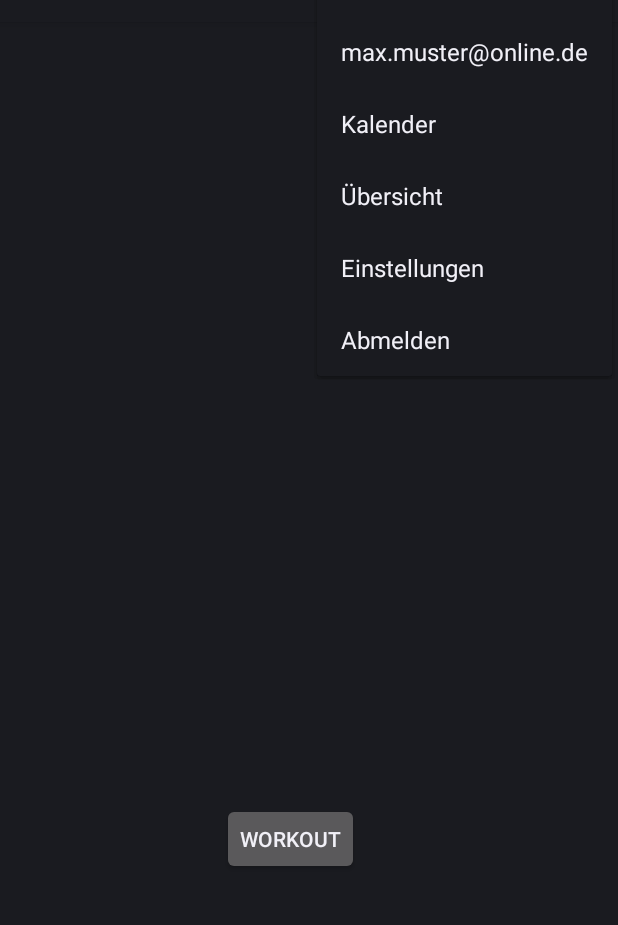
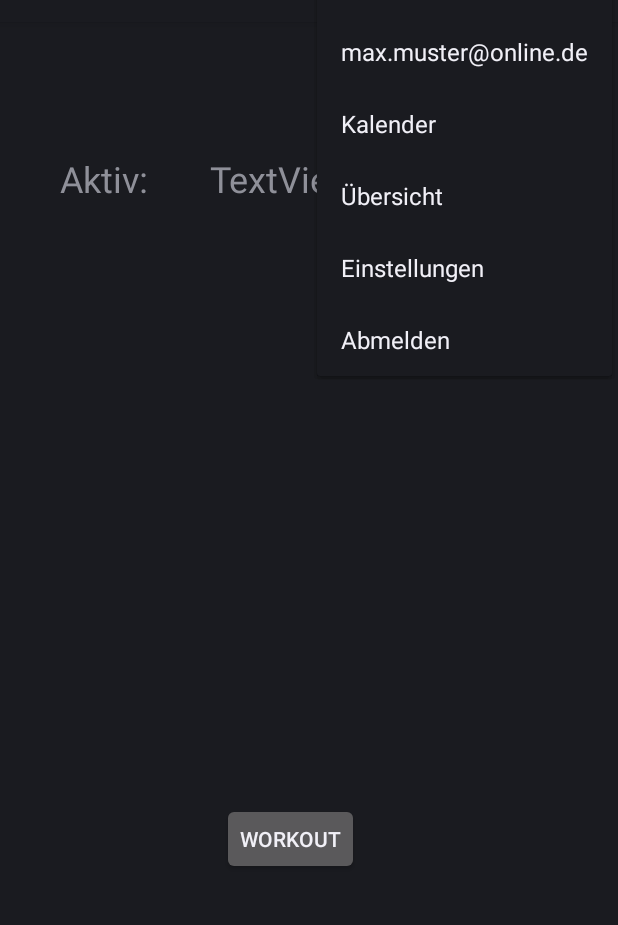
Before and after one commit to Roy0815/MyGainzApp, an Android app: the screen it shows after launch (MainActivity), with the options menu open, on a phone screen of 412 x 824 dp, the part 62-987 px from its top. Run offline under Robolectric (Android 15) with nearby library versions, the phone set to English and light mode, and no system bars.

Commit message:
Merged Micha und Henny

```diff
--- a/app/src/main/java/p/d064905/mygainzapp/MainActivity.java
+++ b/app/src/main/java/p/d064905/mygainzapp/MainActivity.java
@@ -15,6 +15,7 @@ import android.widget.ArrayAdapter;
 import android.widget.ListView;
 import android.widget.PopupMenu;
 import android.widget.ScrollView;
+import android.widget.TextView;
 import android.widget.Toolbar;
 
 import java.util.ArrayList;
@@ -22,22 +23,23 @@ import java.util.ArrayList;
 import static android.support.v4.view.WindowCompat.FEATURE_ACTION_BAR;
 
 public class MainActivity extends Activity implements AdapterView.OnItemClickListener {
-
-    ListView wActive;
-    ArrayList<Plan>  mArray;
-    ArrayAdapter<Plan>  mAdapter;
+    TextView wActive;
+    PlanSync Ps;
 
     @Override
     protected void onCreate(Bundle savedInstanceState) {
         super.onCreate(savedInstanceState);
         setContentView(R.layout.activity_main);
 
+        setContentView(R.layout.activity_main);
         wActive = findViewById(R.id.AW);
-        mArray = new ArrayList<>();
-        mAdapter= new ArrayAdapter<>(this,android.R.layout.simple_list_item_1,mArray);
-        wActive.setAdapter(mAdapter);
-        wActive.setOnItemClickListener(this);
+        onRefresh();
 
+    }
+
+    public void onRefresh() {
+        Ps = new PlanSync(wActive);
+        Ps.execute("https://mygainzapp.appspot.com/gainzapp/plans");
     }
 
     //PopUp Menü in Action Bar reinladen als 3 Menüpunkte oben rechts
--- a/app/src/main/java/p/d064905/mygainzapp/PlanSync.java
+++ b/app/src/main/java/p/d064905/mygainzapp/PlanSync.java
@@ -21,11 +21,11 @@ import java.util.ArrayList;
 
 public class PlanSync extends AsyncTask<String,Integer,String> {
 
-    ArrayList<Plan> planarray;
+    TextView Ausgabe;
     String Name;
     Boolean Active;
 
-    public PlanSync(ArrayList v){planarray = v;}
+    public PlanSync(TextView v){Ausgabe= v;}
 
     @Override
     protected void onPostExecute(String s) {
@@ -38,7 +38,9 @@ public class PlanSync extends AsyncTask<String,Integer,String> {
 
                 Name = message.getString("name");
                 Active = message.getBoolean("active");
-                planarray.add(new Plan(Name,Active));
+                if (Active=true){
+                    Ausgabe.setText(Name);
+                }
             }
         } catch (JSONException e) {
             e.printStackTrace();
--- a/app/src/main/res/layout/activity_main.xml
+++ b/app/src/main/res/layout/activity_main.xml
@@ -7,14 +7,28 @@
     tools:context="p.d064905.mygainzapp.MainActivity">
 
 
-    <ListView
+    <TextView
         android:id="@+id/AW"
-        android:layout_width="291dp"
-        android:layout_height="225dp"
-        android:layout_marginStart="16dp"
-        android:layout_marginTop="16dp"
+        android:layout_width="wrap_content"
+        android:layout_height="wrap_content"
+        android:layout_marginStart="140dp"
+        android:layout_marginTop="88dp"
+        android:text="TextView"
+        android:textSize="24sp"
         app:layout_constraintStart_toStartOf="parent"
         app:layout_constraintTop_toTopOf="parent" />
+
+    <TextView
+        android:id="@+id/textView3"
+        android:layout_width="wrap_content"
+        android:layout_height="wrap_content"
+        android:layout_marginStart="40dp"
+        android:text="Aktiv:"
+        android:textSize="24sp"
+        app:layout_constraintBottom_toBottomOf="@+id/AW"
+        app:layout_constraintStart_toStartOf="parent"
+        app:layout_constraintTop_toTopOf="@+id/AW"
+        app:layout_constraintVertical_bias="0.0" />
 
     <Button
         android:id="@+id/button"
```
